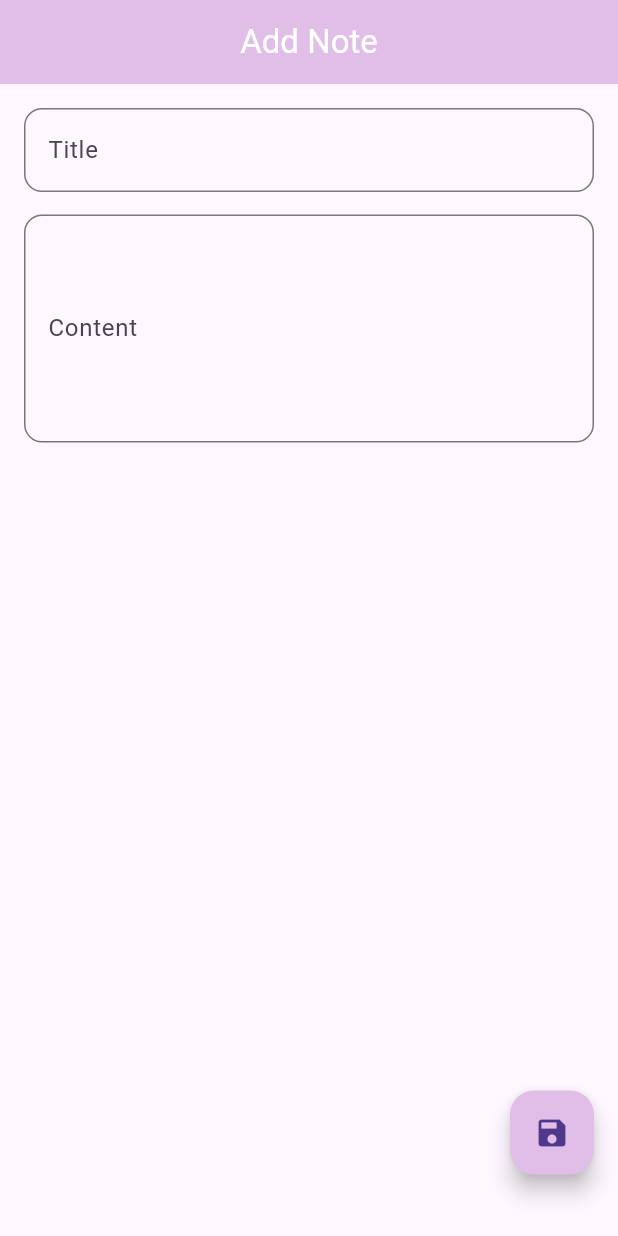
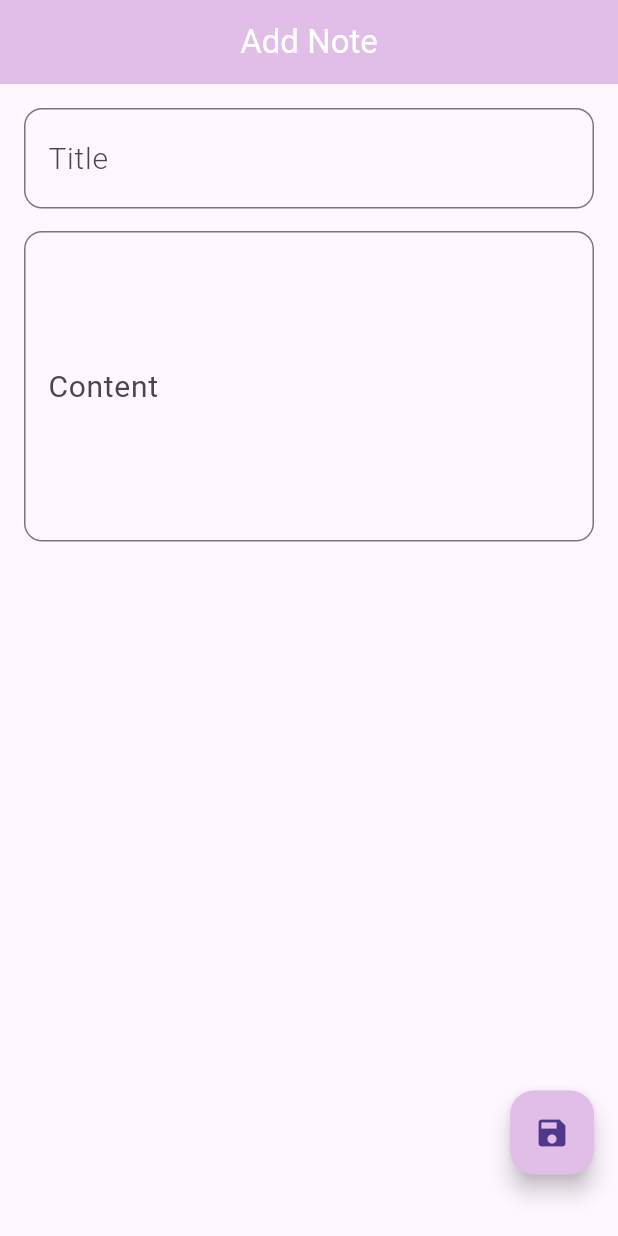
Before and after one commit to salitsamyl/notes_app, a Flutter app: the screen it shows after launch, on a phone screen of 412 x 824 dp. Run offline on Flutter 3.47's test engine with Material 3 defaults, Android fonts, the phone set to English and light mode, and no system bars; our stand-ins replace shared_preferences.

Commit message:
perbaikan tampilan teks di halaman add note

```diff
--- a/lib/screen/addnote.dart
+++ b/lib/screen/addnote.dart
@@ -16,7 +16,7 @@ class _AddNotePageState extends State<AddNotePage> {
   final TextEditingController _titleController = TextEditingController();
   final TextEditingController _contentController = TextEditingController();
 
-  // ALERT DIALOG
+  // alert dialog
   void _showAlert(String title, String message) {
     showDialog(
       context: context,
@@ -88,19 +88,21 @@ class _AddNotePageState extends State<AddNotePage> {
           children: [
             TextField(
               controller: _titleController,
+              style: TextStyle(fontSize: 23, fontWeight: FontWeight.w300),
               decoration: InputDecoration(
-                labelText: 'Title',
+                labelText: 'Title', labelStyle: TextStyle(fontSize: 20, fontWeight: FontWeight.w300),
                 border: OutlineInputBorder(
                   borderRadius: BorderRadius.circular(12),
                 ),
               ),
             ),
-            const SizedBox(height: 15),
+            SizedBox(height: 15),
             TextField(
               controller: _contentController,
+              style: TextStyle(fontSize: 23, fontWeight: FontWeight.w300),
               maxLines: 5,
               decoration: InputDecoration(
-                labelText: 'Content',
+                labelText: 'Content', labelStyle: TextStyle(fontSize: 20),
                 border: OutlineInputBorder(
                   borderRadius: BorderRadius.circular(12),
                 ),
@@ -110,11 +112,11 @@ class _AddNotePageState extends State<AddNotePage> {
         ),
       ),
       floatingActionButton: Padding(
-        padding: const EdgeInsets.only(bottom: 25),
+        padding: EdgeInsets.only(bottom: 25),
         child: FloatingActionButton(
           onPressed: _saveNote,
           backgroundColor: Colors.purple.shade100,
-          child: const Icon(Icons.save),
+          child: Icon(Icons.save),
         ),
       ),
     );
```
